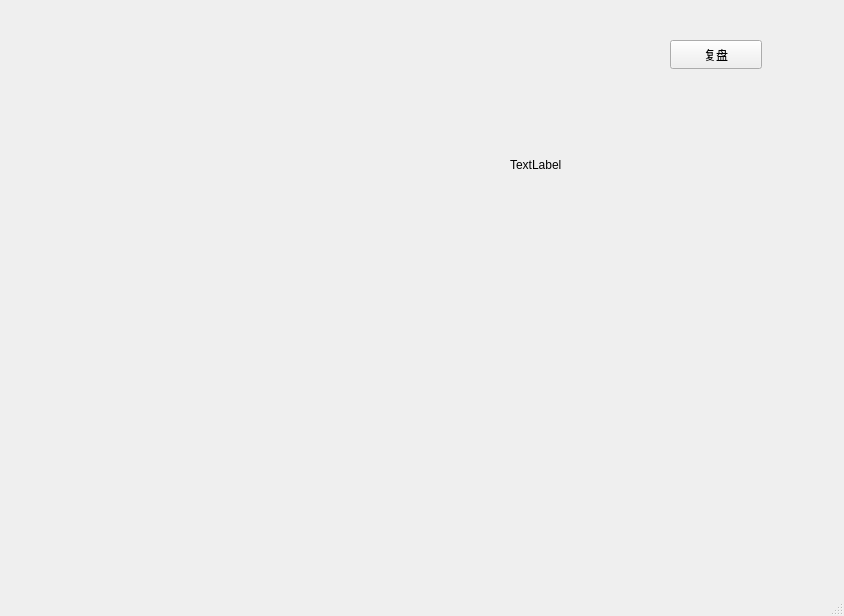
First picture: the form in NoGowithStart/rego.ui, repository Zhouyutian22/NoGoTeam3, before the edit.
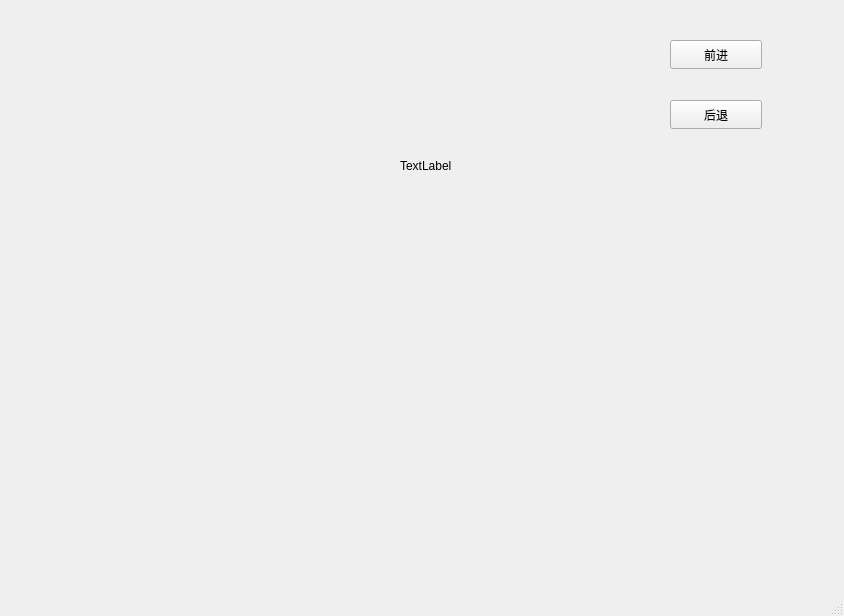
Second picture: the form after the edit.

Commit message: 复盘进退功能

```diff
--- a/NoGowithStart/rego.ui
+++ b/NoGowithStart/rego.ui
@@ -24,7 +24,7 @@
      </rect>
     </property>
     <property name="text">
-     <string>复盘</string>
+     <string>前进</string>
     </property>
    </widget>
    <widget class="QLabel" name="label">
@@ -43,8 +43,8 @@
    <widget class="QLabel" name="label_2">
     <property name="geometry">
      <rect>
-      <x>510</x>
-      <y>119</y>
+      <x>400</x>
+      <y>120</y>
       <width>311</width>
       <height>91</height>
      </rect>
@@ -53,6 +53,19 @@
      <string>TextLabel</string>
     </property>
    </widget>
+   <widget class="QPushButton" name="pushButton_2">
+    <property name="geometry">
+     <rect>
+      <x>670</x>
+      <y>100</y>
+      <width>92</width>
+      <height>29</height>
+     </rect>
+    </property>
+    <property name="text">
+     <string>后退</string>
+    </property>
+   </widget>
   </widget>
   <widget class="QMenuBar" name="menubar">
    <property name="geometry">
```
The commit also changes 4 other files.
